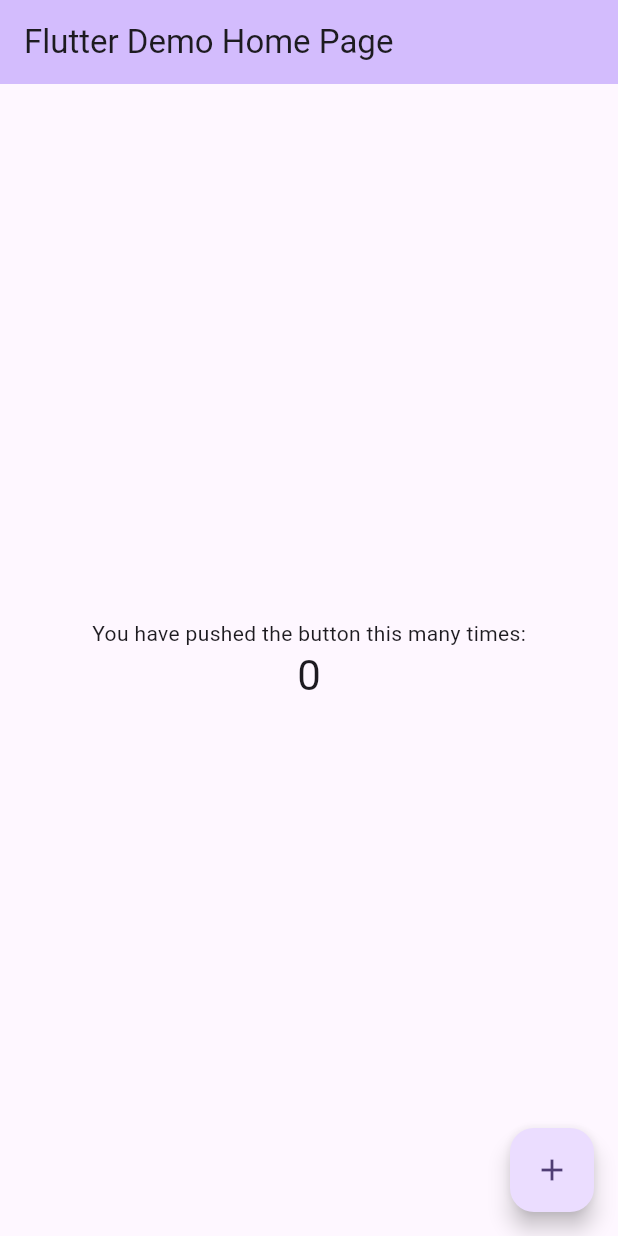
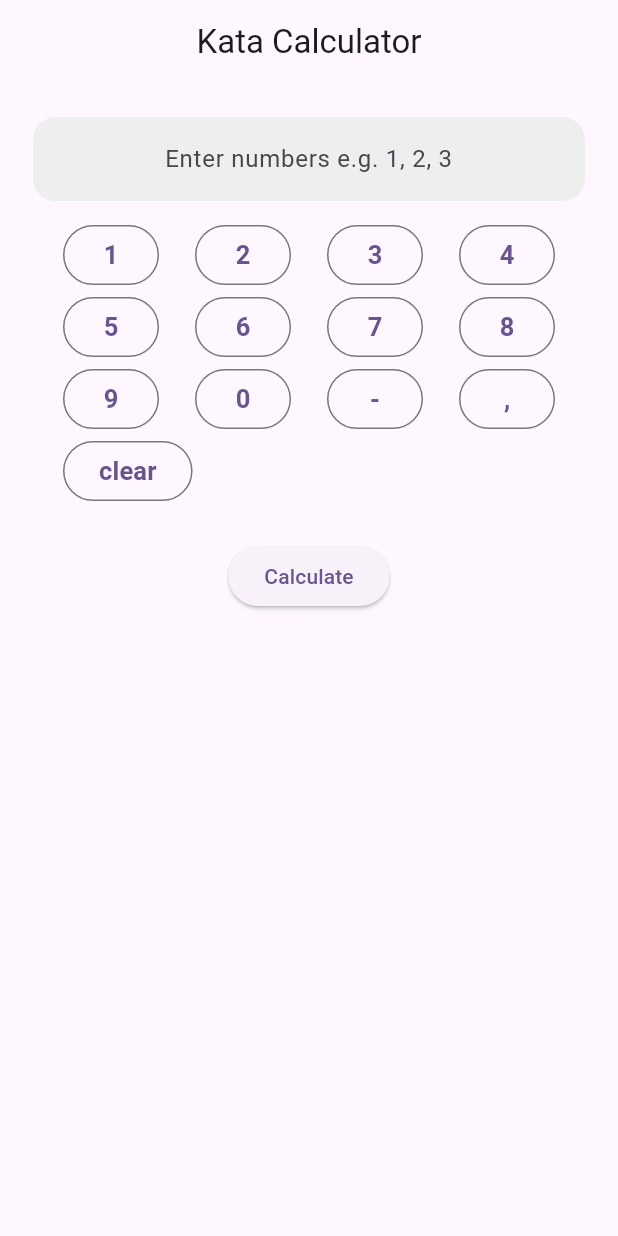
Before and after one commit to obiech/string-calculator, a Flutter app: the screen it shows after launch, on a phone screen of 412 x 824 dp. Run offline on Flutter 3.47's test engine with Material 3 defaults, Android fonts, the phone set to English and light mode, and no system bars.

Commit message:
feat: Calculator adds simple comma-separated numbers

```diff
--- /dev/null
+++ b/lib/features/string_calculator/presentation/string_calculator_keys.dart
@@ -0,0 +1,11 @@
+import 'package:flutter/material.dart';
+
+class Keys {
+  const Keys();
+
+  static const Key textField = Key("stringCalculatorTextField");
+  static const Key calculateButton = Key("stringCalculateButton");
+  static const Key calculationResultText = Key("stringCalculationResultText");
+
+  static Key keyboardButton(String value) => Key("keyboardButton_$value");
+}
--- /dev/null
+++ b/lib/features/string_calculator/presentation/string_calculator_screen.dart
@@ -0,0 +1,192 @@
+import 'package:flutter/material.dart';
+import 'package:kata_calculator/features/string_calculator/presentation/string_calculator_keys.dart';
+import 'package:kata_calculator/features/string_calculator/utils/constants.dart';
+import 'package:kata_calculator/string_calculator.dart';
+
+class StringCalculatorScreen extends StatefulWidget {
+  const StringCalculatorScreen({super.key});
+
+  @override
+  State<StringCalculatorScreen> createState() => _StringCalculatorScreenState();
+}
+
+class _StringCalculatorScreenState extends State<StringCalculatorScreen> {
+  final TextEditingController _inputController = TextEditingController();
+  final FocusNode _focusNode = FocusNode();
+
+  String _outputValue = "";
+
+  void _onCalculate() {
+    try {
+      final calculator = StringCalculator();
+
+      final result = calculator.add(_inputController.text.trim());
+
+      setState(() => _outputValue = 'Result: $result');
+    } catch (e) {
+      setState(() => _outputValue = e.toString());
+    }
+  }
+
+  void _keyboardInput(String value) {
+    if (value == 'clear') {
+      _inputController.clear();
+      return;
+    }
+
+    final text = _inputController.text;
+    final selection = _inputController.selection;
+
+    if (!_focusNode.hasFocus) {
+      _focusNode.requestFocus();
+    }
+
+    final newText = text.replaceRange(selection.start, selection.end, value);
+
+    _inputController.value = _inputController.value.copyWith(
+      text: newText,
+      selection: TextSelection.collapsed(
+        offset: selection.start + value.length,
+      ),
+      composing: TextRange.empty,
+    );
+  }
+
+  @override
+  void dispose() {
+    _inputController.dispose();
+    _focusNode.dispose();
+    super.dispose();
+  }
+
+  @override
+  Widget build(BuildContext context) {
+    return Scaffold(
+      appBar: AppBar(title: const Text('Kata Calculator'), centerTitle: true),
+      body: SingleChildScrollView(
+        padding: const EdgeInsets.symmetric(horizontal: 22.0),
+        child: Column(
+          mainAxisAlignment: MainAxisAlignment.center,
+          children: [
+            const SizedBox(height: 22),
+            CalculatorInputField(
+              controller: _inputController,
+              focusNode: _focusNode,
+              label: 'Enter numbers e.g. 1, 2, 3',
+            ),
+            const SizedBox(height: 12),
+            Wrap(
+              children: Consts.keyboardText
+                  .map(
+                    (d) => KeyboardButton(
+                      value: d,
+                      onTap: () => _keyboardInput(d),
+                    ),
+                  )
+                  .toList(),
+            ),
+            const SizedBox(height: 22),
+            CalculateButton(onPressed: _onCalculate),
+            const SizedBox(height: 22),
+            ResultDisplay(value: _outputValue),
+          ],
+        ),
+      ),
+    );
+  }
+}
+
+/// Input Field
+class CalculatorInputField extends StatelessWidget {
+  final TextEditingController controller;
+  final FocusNode? focusNode;
+  final String label;
+
+  const CalculatorInputField({
+    super.key,
+    required this.controller,
+    this.focusNode,
+    required this.label,
+  });
+
+  @override
+  Widget build(BuildContext context) {
+    return TextField(
+      key: Keys.textField,
+      controller: controller,
+      focusNode: focusNode,
+      keyboardType: TextInputType.multiline,
+      maxLines: null,
+      minLines: 1,
+
+      textAlign: TextAlign.center,
+      decoration: InputDecoration(
+        filled: true,
+        fillColor: Colors.grey[200],
+        hintText: label,
+        border: OutlineInputBorder(
+          borderRadius: BorderRadius.circular(15),
+          borderSide: BorderSide.none,
+        ),
+        focusedBorder: OutlineInputBorder(
+          borderRadius: BorderRadius.circular(15),
+          borderSide: const BorderSide(color: Colors.black),
+        ),
+      ),
+    );
+  }
+}
+
+/// Result display
+class ResultDisplay extends StatelessWidget {
+  final String value;
+  const ResultDisplay({super.key, required this.value});
+
+  @override
+  Widget build(BuildContext context) {
+    return Text(
+      key: Keys.calculationResultText,
+      value,
+      style: Theme.of(context).textTheme.headlineLarge,
+      textAlign: TextAlign.center,
+    );
+  }
+}
+
+/// Calculate button
+class CalculateButton extends StatelessWidget {
+  final VoidCallback onPressed;
+  const CalculateButton({super.key, required this.onPressed});
+
+  @override
+  Widget build(BuildContext context) {
+    return ElevatedButton(
+      key: Keys.calculateButton,
+      onPressed: onPressed,
+      child: const Text("Calculate"),
+    );
+  }
+}
+
+/// KeyboardButton button
+class KeyboardButton extends StatelessWidget {
+  final String value;
+  final VoidCallback onTap;
+
+  const KeyboardButton({super.key, required this.value, required this.onTap});
+
+  @override
+  Widget build(BuildContext context) {
+    return Padding(
+      key: Keys.keyboardButton(value),
+      padding: const EdgeInsets.symmetric(horizontal: 12),
+      child: OutlinedButton(
+        onPressed: onTap,
+        child: Text(
+          value,
+          style: TextStyle(fontWeight: FontWeight.bold, fontSize: 17),
+        ),
+      ),
+    );
+  }
+}
--- /dev/null
+++ b/lib/features/string_calculator/utils/constants.dart
@@ -0,0 +1,19 @@
+class Consts {
+  Consts._();
+
+  static List<String> keyboardText = [
+    "1",
+    "2",
+    "3",
+    "4",
+    "5",
+    "6",
+    "7",
+    "8",
+    "9",
+    "0",
+    "-",
+    ",",
+    "clear",
+  ];
+}
--- a/lib/main.dart
+++ b/lib/main.dart
@@ -1,4 +1,5 @@
 import 'package:flutter/material.dart';
+import 'package:kata_calculator/features/string_calculator/presentation/string_calculator_screen.dart';
 
 void main() {
   runApp(const MyApp());
@@ -13,110 +14,9 @@ class MyApp extends StatelessWidget {
     return MaterialApp(
       title: 'Flutter Demo',
       theme: ThemeData(
-        // This is the theme of your application.
-        //
-        // TRY THIS: Try running your application with "flutter run". You'll see
-        // the application has a purple toolbar. Then, without quitting the app,
-        // try changing the seedColor in the colorScheme below to Colors.green
-        // and then invoke "hot reload" (save your changes or press the "hot
-        // reload" button in a Flutter-supported IDE, or press "r" if you used
-        // the command line to start the app).
-        //
-        // Notice that the counter didn't reset back to zero; the application
-        // state is not lost during the reload. To reset the state, use hot
-        // restart instead.
-        //
-        // This works for code too, not just values: Most code changes can be
-        // tested with just a hot reload.
         colorScheme: ColorScheme.fromSeed(seedColor: Colors.deepPurple),
       ),
-      home: const MyHomePage(title: 'Flutter Demo Home Page'),
+      home: const StringCalculatorScreen(),
     );
   }
 }
-
-class MyHomePage extends StatefulWidget {
-  const MyHomePage({super.key, required this.title});
-
-  // This widget is the home page of your application. It is stateful, meaning
-  // that it has a State object (defined below) that contains fields that affect
-  // how it looks.
-
-  // This class is the configuration for the state. It holds the values (in this
-  // case the title) provided by the parent (in this case the App widget) and
-  // used by the build method of the State. Fields in a Widget subclass are
-  // always marked "final".
-
-  final String title;
-
-  @override
-  State<MyHomePage> createState() => _MyHomePageState();
-}
-
-class _MyHomePageState extends State<MyHomePage> {
-  int _counter = 0;
-
-  void _incrementCounter() {
-    setState(() {
-      // This call to setState tells the Flutter framework that something has
-      // changed in this State, which causes it to rerun the build method below
-      // so that the display can reflect the updated values. If we changed
-      // _counter without calling setState(), then the build method would not be
-      // called again, and so nothing would appear to happen.
-      _counter++;
-    });
-  }
-
-  @override
-  Widget build(BuildContext context) {
-    // This method is rerun every time setState is called, for instance as done
-    // by the _incrementCounter method above.
-    //
-    // The Flutter framework has been optimized to make rerunning build methods
-    // fast, so that you can just rebuild anything that needs updating rather
-    // than having to individually change instances of widgets.
-    return Scaffold(
-      appBar: AppBar(
-        // TRY THIS: Try changing the color here to a specific color (to
-        // Colors.amber, perhaps?) and trigger a hot reload to see the AppBar
-        // change color while the other colors stay the same.
-        backgroundColor: Theme.of(context).colorScheme.inversePrimary,
-        // Here we take the value from the MyHomePage object that was created by
-        // the App.build method, and use it to set our appbar title.
-        title: Text(widget.title),
-      ),
-      body: Center(
-        // Center is a layout widget. It takes a single child and positions it
-        // in the middle of the parent.
-        child: Column(
-          // Column is also a layout widget. It takes a list of children and
-          // arranges them vertically. By default, it sizes itself to fit its
-          // children horizontally, and tries to be as tall as its parent.
-          //
-          // Column has various properties to control how it sizes itself and
-          // how it positions its children. Here we use mainAxisAlignment to
-          // center the children vertically; the main axis here is the vertical
-          // axis because Columns are vertical (the cross axis would be
-          // horizontal).
-          //
-          // TRY THIS: Invoke "debug painting" (choose the "Toggle Debug Paint"
-          // action in the IDE, or press "p" in the console), to see the
-          // wireframe for each widget.
-          mainAxisAlignment: MainAxisAlignment.center,
-          children: <Widget>[
-            const Text('You have pushed the button this many times:'),
-            Text(
-              '$_counter',
-              style: Theme.of(context).textTheme.headlineMedium,
-            ),
-          ],
-        ),
-      ),
-      floatingActionButton: FloatingActionButton(
-        onPressed: _incrementCounter,
-        tooltip: 'Increment',
-        child: const Icon(Icons.add),
-      ), // This trailing comma makes auto-formatting nicer for build methods.
-    );
-  }
-}
--- a/pubspec.yaml
+++ b/pubspec.yaml
@@ -45,6 +45,8 @@ dev_dependencies:
   # package. See that file for information about deactivating specific lint
   # rules and activating additional ones.
   flutter_lints: ^5.0.0
+  integration_test:
+    sdk: flutter
 
 # For information on the generic Dart part of this file, see the
 # following page: https://dart.dev/tools/pub/pubspec
```
Also changed, not shown: pubspec.lock, 11 other files.
